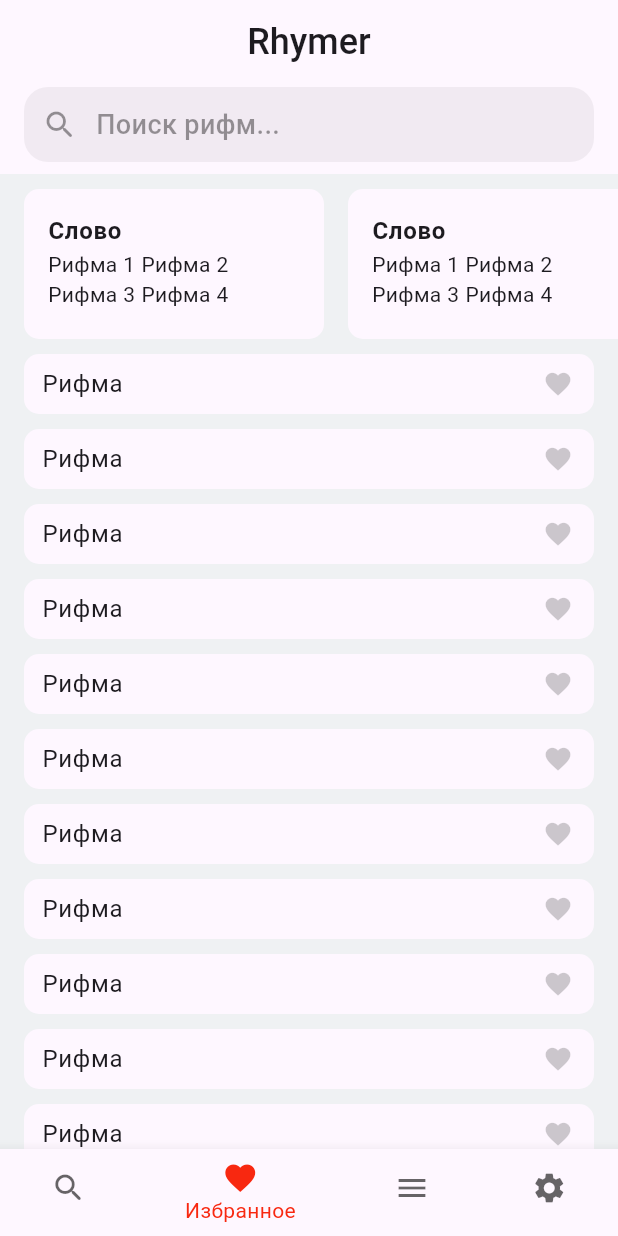
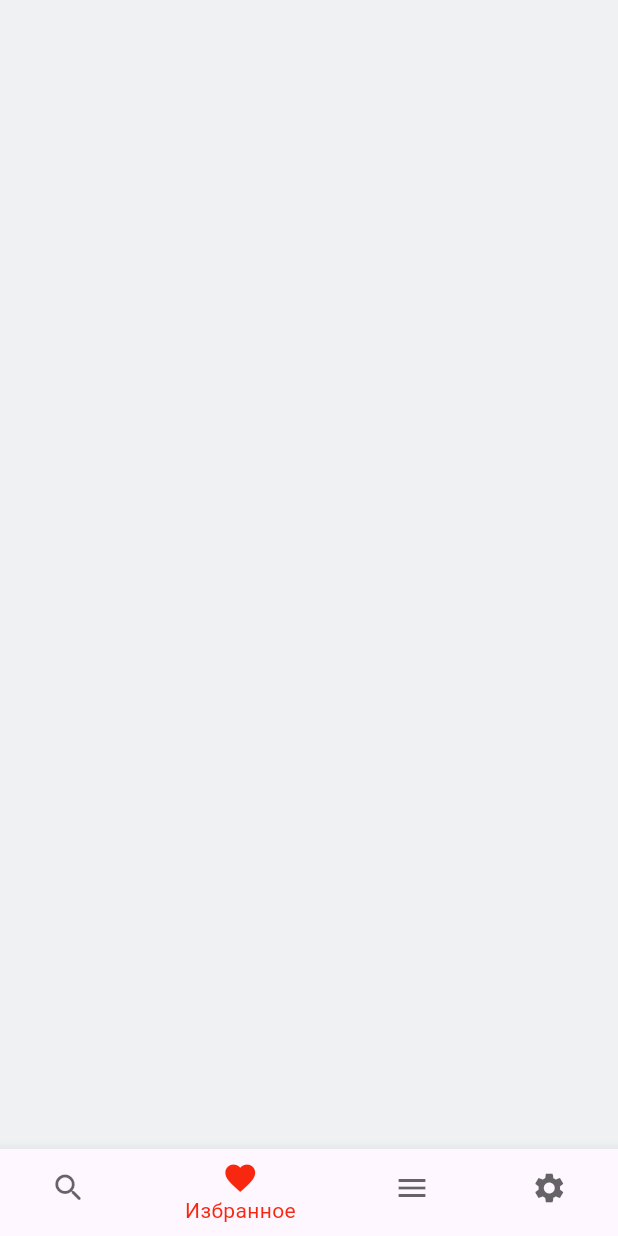
Before and after one commit to dudeel/Rhymer, a Flutter app: the screen it shows after launch, item 2 of the bottom bar chosen, on a phone screen of 412 x 824 dp. Run offline on Flutter 3.47's test engine with Material 2 defaults, Android fonts, the phone set to English and light mode, and no system bars.

Commit message:
add animation and func to navigationBar

```diff
--- a/lib/main.dart
+++ b/lib/main.dart
@@ -33,22 +33,29 @@ class HomeScreen extends StatefulWidget {
 
 class _HomeScreenState extends State<HomeScreen> {
   var _selectedPageIndex = 0;
+  final _pageController = PageController();
 
   void _openPage(int index) {
     setState(() => _selectedPageIndex = index);
+    _pageController.animateToPage(
+      index,
+      duration: const Duration(milliseconds: 300),
+      curve: Curves.linear,
+    );
   }
 
   @override
   Widget build(BuildContext context) {
     final theme = Theme.of(context);
     return Scaffold(
-      body: const CustomScrollView(
-        slivers: [
-          MainAppBar(),
-          SliverToBoxAdapter(child: SizedBox(height: 10)),
-          HistoryBlock(),
-          SliverToBoxAdapter(child: SizedBox(height: 10)),
-          RhymesBlock(),
+      body: PageView(
+        controller: _pageController,
+        onPageChanged: (value) => setState(() => _selectedPageIndex = value),
+        children: const [
+          SearchScreen(),
+          Scaffold(),
+          Scaffold(),
+          Scaffold(),
         ],
       ),
       bottomNavigationBar: BottomNavigationBar(
@@ -79,6 +86,27 @@ class _HomeScreenState extends State<HomeScreen> {
   }
 }
 
+//  Screens
+class SearchScreen extends StatelessWidget {
+  const SearchScreen({
+    super.key,
+  });
+
+  @override
+  Widget build(BuildContext context) {
+    return const CustomScrollView(
+      slivers: [
+        MainAppBar(),
+        SliverToBoxAdapter(child: SizedBox(height: 10)),
+        HistoryBlock(),
+        SliverToBoxAdapter(child: SizedBox(height: 10)),
+        RhymesBlock(),
+      ],
+    );
+  }
+}
+
+//  Blocks
 class MainAppBar extends StatelessWidget {
   const MainAppBar({super.key});
 
@@ -144,6 +172,73 @@ class RhymesBlock extends StatelessWidget {
   }
 }
 
+//  Widgets
+class SearhLine extends StatelessWidget {
+  const SearhLine({super.key});
+
+  @override
+  Widget build(BuildContext context) {
+    final theme = Theme.of(context);
+    return Container(
+      width: double.infinity,
+      margin: const EdgeInsets.symmetric(horizontal: 16).copyWith(bottom: 8),
+      padding: const EdgeInsets.all(12),
+      decoration: BoxDecoration(
+        color: theme.hintColor.withOpacity(0.05),
+        borderRadius: BorderRadius.circular(16),
+      ),
+      child: Row(
+        children: [
+          Icon(
+            Icons.search_rounded,
+            color: theme.hintColor.withOpacity(0.4),
+          ),
+          const SizedBox(width: 12),
+          Text(
+            'Поиск рифм...',
+            style: TextStyle(
+              fontSize: 18,
+              color: theme.hintColor.withOpacity(0.4),
+              fontWeight: FontWeight.w500,
+            ),
+          ),
+        ],
+      ),
+    );
+  }
+}
+
+class BaseContainer extends StatelessWidget {
+  const BaseContainer({
+    Key? key,
+    required this.width,
+    required this.child,
+    this.margin,
+    this.padding = const EdgeInsets.only(left: 12),
+  }) : super(key: key);
+
+  final double width;
+  final Widget child;
+  final EdgeInsets? margin;
+  final EdgeInsets padding;
+
+  @override
+  Widget build(BuildContext context) {
+    final theme = Theme.of(context);
+    return Container(
+      width: width,
+      height: 40,
+      margin: margin,
+      padding: padding,
+      decoration: BoxDecoration(
+        color: theme.cardColor,
+        borderRadius: BorderRadius.circular(10),
+      ),
+      child: child,
+    );
+  }
+}
+
 class RhymeHistoryCard extends StatelessWidget {
   const RhymeHistoryCard({
     super.key,
@@ -181,37 +276,6 @@ class RhymeHistoryCard extends StatelessWidget {
   }
 }
 
-class BaseContainer extends StatelessWidget {
-  const BaseContainer({
-    Key? key,
-    required this.width,
-    required this.child,
-    this.margin,
-    this.padding = const EdgeInsets.only(left: 12),
-  }) : super(key: key);
-
-  final double width;
-  final Widget child;
-  final EdgeInsets? margin;
-  final EdgeInsets padding;
-
-  @override
-  Widget build(BuildContext context) {
-    final theme = Theme.of(context);
-    return Container(
-      width: width,
-      height: 40,
-      margin: margin,
-      padding: padding,
-      decoration: BoxDecoration(
-        color: theme.cardColor,
-        borderRadius: BorderRadius.circular(10),
-      ),
-      child: child,
-    );
-  }
-}
-
 class RhymeListCard extends StatelessWidget {
   const RhymeListCard({super.key});
 
@@ -240,38 +304,3 @@ class RhymeListCard extends StatelessWidget {
     );
   }
 }
-
-class SearhLine extends StatelessWidget {
-  const SearhLine({super.key});
-
-  @override
-  Widget build(BuildContext context) {
-    final theme = Theme.of(context);
-    return Container(
-      width: double.infinity,
-      margin: const EdgeInsets.symmetric(horizontal: 16).copyWith(bottom: 8),
-      padding: const EdgeInsets.all(12),
-      decoration: BoxDecoration(
-        color: theme.hintColor.withOpacity(0.05),
-        borderRadius: BorderRadius.circular(16),
-      ),
-      child: Row(
-        children: [
-          Icon(
-            Icons.search_rounded,
-            color: theme.hintColor.withOpacity(0.4),
-          ),
-          const SizedBox(width: 12),
-          Text(
-            'Поиск рифм...',
-            style: TextStyle(
-              fontSize: 18,
-              color: theme.hintColor.withOpacity(0.4),
-              fontWeight: FontWeight.w500,
-            ),
-          ),
-        ],
-      ),
-    );
-  }
-}
```
